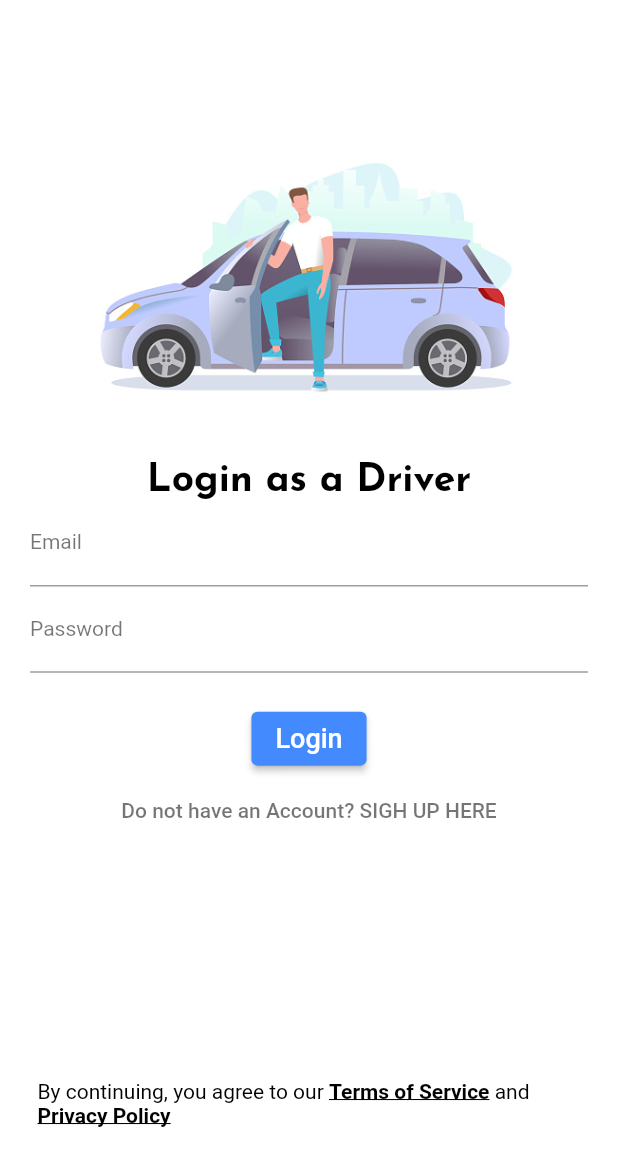
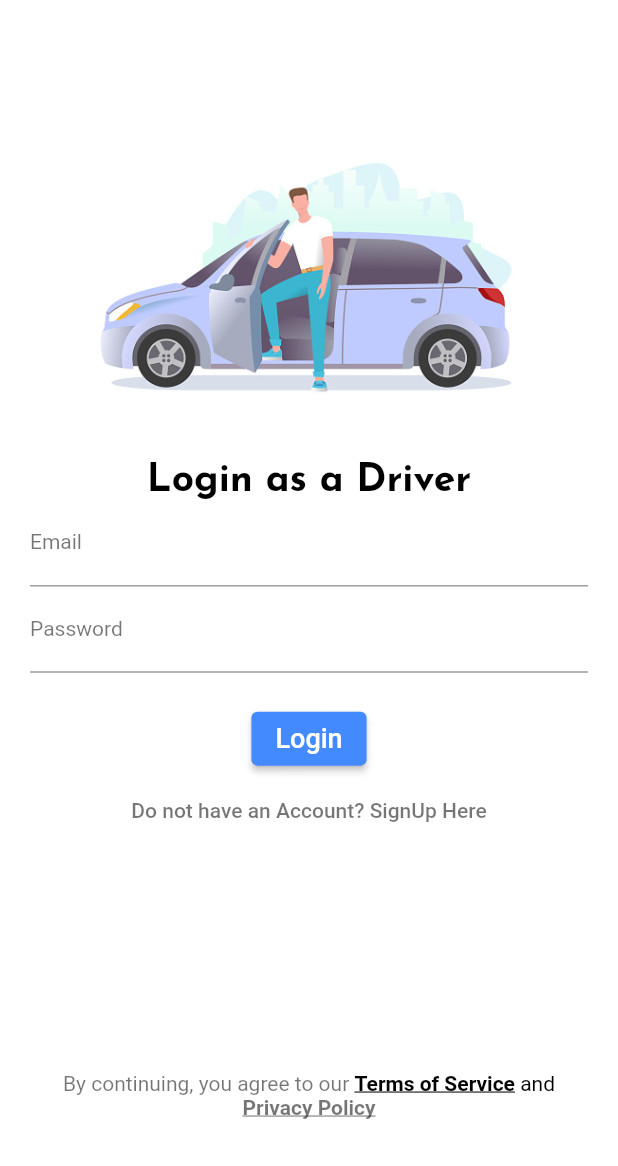
Before and after one commit to xtien64/usmgo_drivers_app, a Flutter app: the screen it shows after launch, on a phone screen of 412 x 824 dp. Shown: the top 1166 px of the screen. Run offline on Flutter 3.47's test engine with Material 2 defaults, Android fonts, the phone set to English and light mode, and no system bars; our stand-ins replace assets_audio_player, email_validator, firebase_auth, firebase_core, firebase_database, firebase_messaging and 6 more; missing offline and left inert: flutter_geofire, flutter_polyline_points; accounts and stored records are empty.

Commit message:
SignUp Validation + TAC

```diff
--- a/lib/authentication/login_screen.dart
+++ b/lib/authentication/login_screen.dart
@@ -168,7 +168,7 @@ class _LoginScreenState extends State<LoginScreen> {
               ),
               TextButton(
                 child: const Text(
-                  "Do not have an Account? SIGH UP HERE",
+                  "Do not have an Account? SignUp Here",
                   style: TextStyle(color: Colors.black54),
                 ),
                 onPressed: () {
@@ -176,16 +176,18 @@ class _LoginScreenState extends State<LoginScreen> {
                       MaterialPageRoute(builder: (c) => SignUpScreen()));
                 },
               ),
-              SizedBox(height: 150),
-              // TermsOfUse(),
 
+              // TermsOfUse()
               Container(
                   alignment: Alignment.center,
-                  padding: EdgeInsets.all(5),
+                  padding: EdgeInsets.only(top: 150.0, bottom: 10.0),
                   child: Center(
-                      child: Text.rich(TextSpan(
+                      child: RichText(
+                          textAlign: TextAlign.center,
+                          text: TextSpan(
                               text: 'By continuing, you agree to our ',
-                          style: TextStyle(fontSize: 14, color: Colors.black),
+                              style: TextStyle(
+                                  fontSize: 14, color: Colors.black54),
                               children: <TextSpan>[
                                 TextSpan(
                                     text: 'Terms of Service',
@@ -197,31 +199,30 @@ class _LoginScreenState extends State<LoginScreen> {
                                     ),
                                     recognizer: TapGestureRecognizer()
                                       ..onTap = () {
-                                    // Navigator.push(
-                                    //     context,
-                                    //     MaterialPageRoute(
-                                    //         builder: (_) => MyHomePage()));
                                         // code to open / launch terms of service link here
                                         showDialog(
                                           context: context,
                                           builder: (context) {
                                             return PolicyDialog(
-                                          mdFileName: 'terms_and_conditions.md',
+                                              mdFileName:
+                                                  'terms_and_conditions.md',
                                             );
                                           },
                                         );
                                       }),
                                 TextSpan(
                                     text: ' and ',
-                                style: TextStyle(fontSize: 14, color: Colors.black),
+                                    style: TextStyle(
+                                        fontSize: 14, color: Colors.black),
                                     children: <TextSpan>[
                                       TextSpan(
                                           text: 'Privacy Policy',
                                           style: TextStyle(
                                               fontSize: 14,
                                               fontWeight: FontWeight.bold,
-                                          color: Colors.black,
-                                          decoration: TextDecoration.underline),
+                                              color: Colors.black54,
+                                              decoration:
+                                                  TextDecoration.underline),
                                           recognizer: TapGestureRecognizer()
                                             ..onTap = () {
                                               // code to open / launch privacy policy link here
@@ -229,7 +230,8 @@ class _LoginScreenState extends State<LoginScreen> {
                                                 context: context,
                                                 builder: (context) {
                                                   return PolicyDialog(
-                                                mdFileName: 'privacy_policy.md',
+                                                    mdFileName:
+                                                        'privacy_policy.md',
                                                   );
                                                 },
                                               );
```
Also changed, not shown: lib/authentication/signup_screen.dart (+20 -15 lines). Lines whose indentation alone changed are shown as unchanged.
